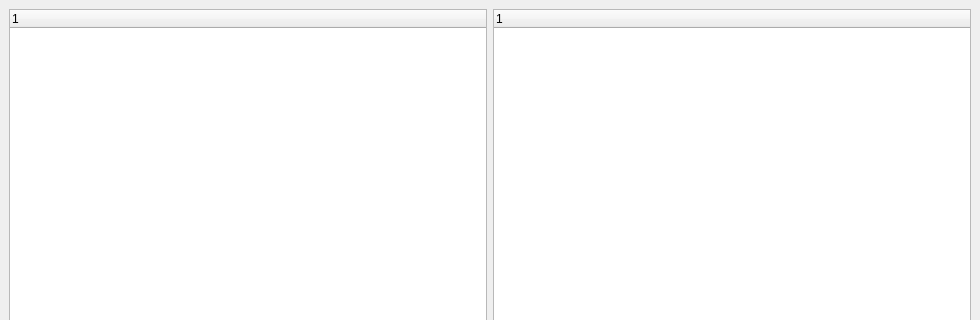
Above: CenterWidget.ui from wanlong1215/test before the change; both pictures show x 0 to 980 and y 0 to 320 of the 980 by 624 pixel window. Below: the same form after it.
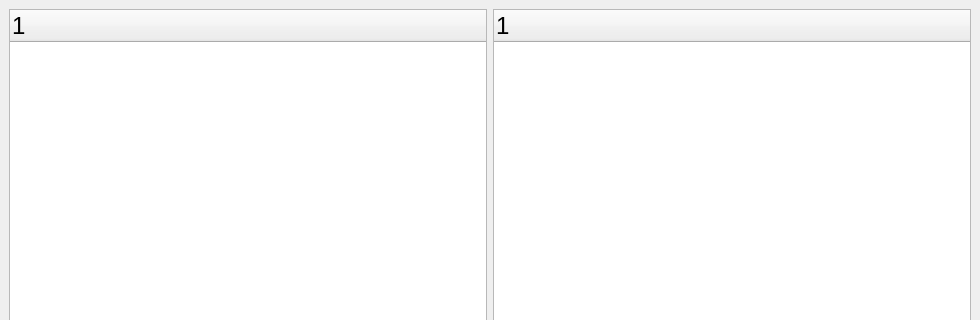
That is the form after the change.

Commit message: 添加修改接口，暂未实现；修改配置界面的简单交互

```diff
--- a/CenterWidget.ui
+++ b/CenterWidget.ui
@@ -41,6 +41,11 @@
            <height>16777215</height>
           </size>
          </property>
+         <property name="font">
+          <font>
+           <pointsize>18</pointsize>
+          </font>
+         </property>
          <column>
           <property name="text">
            <string notr="true">1</string>
@@ -50,6 +55,11 @@
        </item>
        <item>
         <widget class="QTreeWidget" name="trwDetail">
+         <property name="font">
+          <font>
+           <pointsize>18</pointsize>
+          </font>
+         </property>
          <column>
           <property name="text">
            <string notr="true">1</string>
```
The commit also changes 4 other files.
